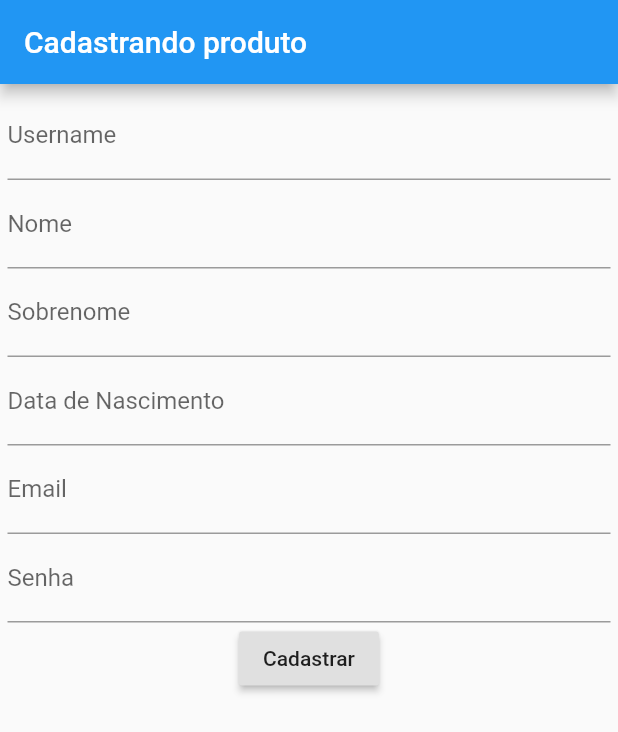
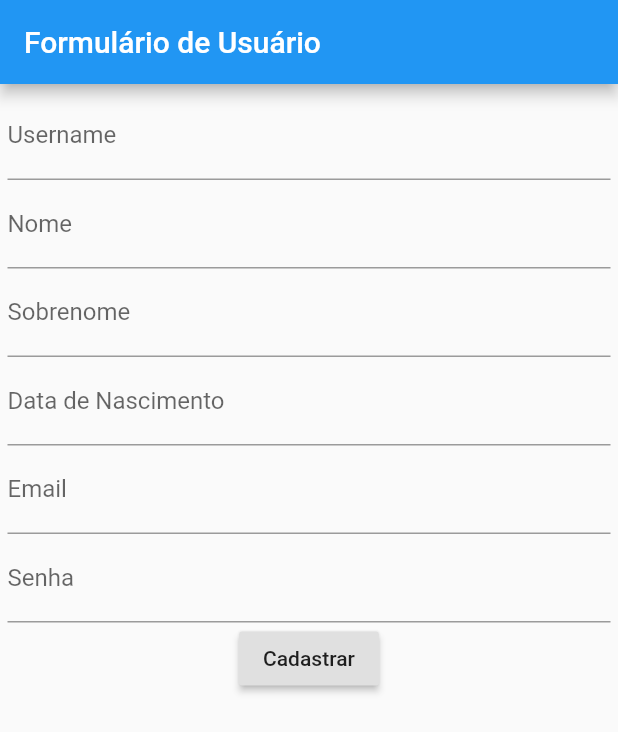
Before and after one commit to lucasmagalhaees/flutter-project, a Flutter app: the screen it shows after launch, on a phone screen of 412 x 824 dp. Shown: the top 732 px of the screen. Run offline on Flutter 3.47's test engine with Material 2 defaults, Android fonts, the phone set to English and light mode, and no system bars.

Commit message:
Mudando o title

```diff
--- a/lib/main.dart
+++ b/lib/main.dart
@@ -34,7 +34,7 @@ class Formulario extends StatelessWidget {
     return MaterialApp(
       home: Scaffold(
         appBar: AppBar(
-          title: Text('Cadastrando produto'),
+          title: Text('Formulário de Usuário'),
         ),
         body: Padding(
           padding: const EdgeInsets.all(5.0),
```
